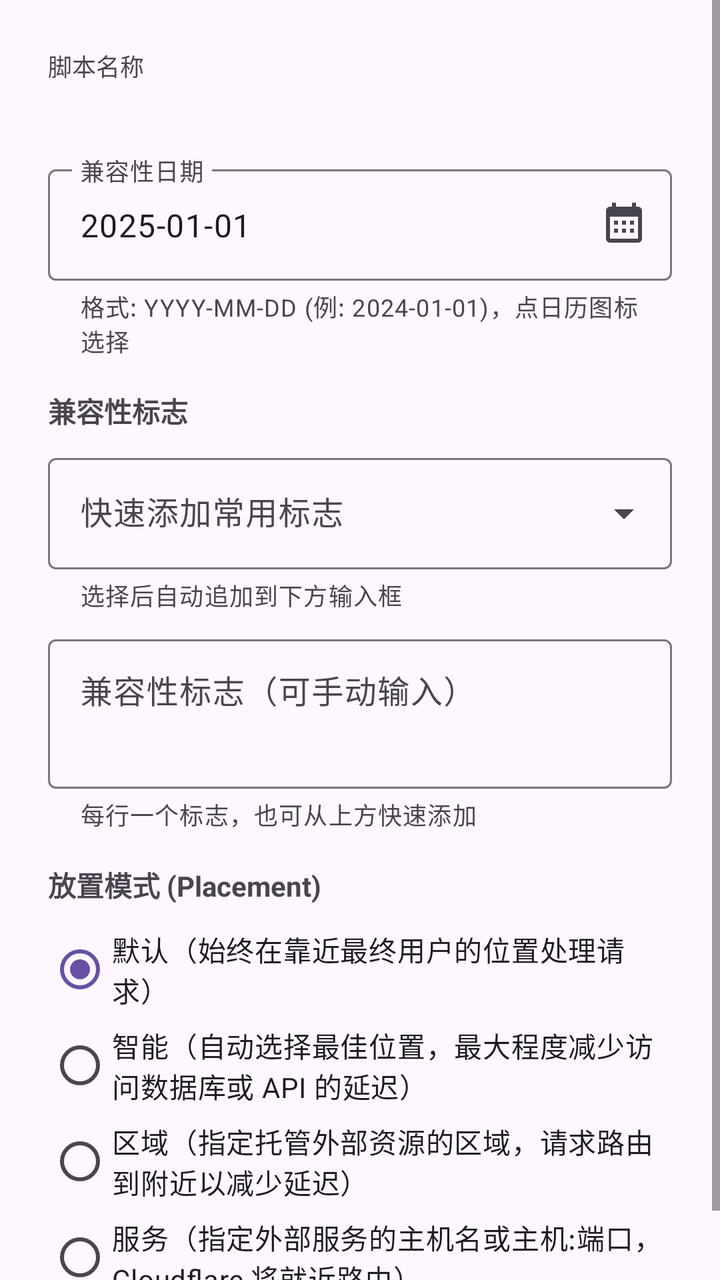
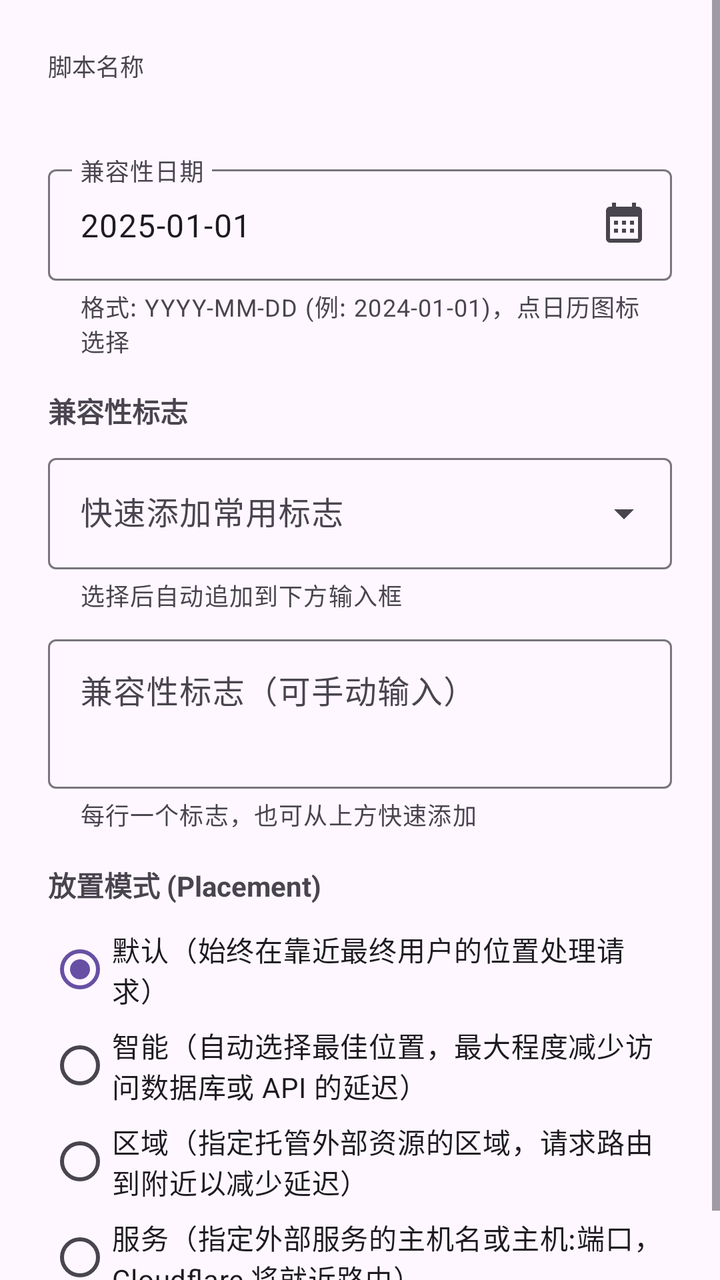

Compare the two renders of this Android layout. The source of the first and the diff that turns it into the second are given below.
<!-- AndroidManifest.xml: application theme AppTheme -->
<!-- res/layout/dialog_worker_runtime_settings.xml -->
<?xml version="1.0" encoding="utf-8"?>
<ScrollView xmlns:android="http://schemas.android.com/apk/res/android"
    xmlns:app="http://schemas.android.com/apk/res-auto"
    android:layout_width="match_parent"
    android:layout_height="wrap_content">

    <LinearLayout
        android:layout_width="match_parent"
        android:layout_height="wrap_content"
        android:orientation="vertical"
        android:padding="24dp">

        <TextView
            android:layout_width="wrap_content"
            android:layout_height="wrap_content"
            android:text="脚本名称"
            android:textSize="12sp"
            android:textColor="?android:textColorSecondary" />

        <TextView
            android:id="@+id/scriptNameText"
            android:layout_width="wrap_content"
            android:layout_height="wrap_content"
            android:textSize="16sp"
            android:textStyle="bold"
            android:layout_marginBottom="16dp" />

        
        <com.google.android.material.textfield.TextInputLayout
            android:id="@+id/dateInputLayout"
            style="@style/Widget.Material3.TextInputLayout.OutlinedBox"
            android:layout_width="match_parent"
            android:layout_height="wrap_content"
            android:hint="兼容性日期"
            app:helperText="格式: YYYY-MM-DD (例: 2024-01-01)，点日历图标选择"
            app:helperTextEnabled="true"
            app:endIconMode="custom"
            app:endIconDrawable="@drawable/ic_calendar">

            <com.google.android.material.textfield.TextInputEditText
                android:id="@+id/compatibilityDateInput"
                android:layout_width="match_parent"
                android:layout_height="wrap_content"
                android:inputType="date"
                android:text="2025-01-01" />
        </com.google.android.material.textfield.TextInputLayout>

        <TextView
            android:layout_width="wrap_content"
            android:layout_height="wrap_content"
            android:text="兼容性标志"
            android:textSize="14sp"
            android:textStyle="bold"
            android:layout_marginTop="16dp"
            android:layout_marginBottom="8dp" />

        <com.google.android.material.textfield.TextInputLayout
            android:id="@+id/flagSuggestionsLayout"
            style="@style/Widget.Material3.TextInputLayout.OutlinedBox.ExposedDropdownMenu"
            android:layout_width="match_parent"
            android:layout_height="wrap_content"
            android:hint="快速添加常用标志"
            app:helperText="选择后自动追加到下方输入框">

            <com.google.android.material.textfield.MaterialAutoCompleteTextView
                android:id="@+id/flagSuggestionsInput"
                android:layout_width="match_parent"
                android:layout_height="wrap_content"
                android:inputType="none" />
        </com.google.android.material.textfield.TextInputLayout>

        <com.google.android.material.textfield.TextInputLayout
            style="@style/Widget.Material3.TextInputLayout.OutlinedBox"
            android:layout_width="match_parent"
            android:layout_height="wrap_content"
            android:layout_marginTop="8dp"
            android:hint="兼容性标志（可手动输入）"
            app:helperText="每行一个标志，也可从上方快速添加"
            app:helperTextEnabled="true">

            <com.google.android.material.textfield.TextInputEditText
                android:id="@+id/compatibilityFlagsInput"
                android:layout_width="match_parent"
                android:layout_height="wrap_content"
                android:inputType="textMultiLine"
                android:minLines="2"
                android:gravity="top" />
        </com.google.android.material.textfield.TextInputLayout>

        
        <TextView
            android:layout_width="wrap_content"
            android:layout_height="wrap_content"
            android:text="放置模式 (Placement)"
            android:textSize="14sp"
            android:textStyle="bold"
            android:layout_marginTop="16dp"
            android:layout_marginBottom="8dp" />

        <RadioGroup
            android:id="@+id/placementModeGroup"
            android:layout_width="match_parent"
            android:layout_height="wrap_content"
            android:orientation="vertical">

            <RadioButton
                android:id="@+id/placementOff"
                android:layout_width="match_parent"
                android:layout_height="wrap_content"
                android:checked="true"
                android:text="默认（始终在靠近最终用户的位置处理请求）" />

            <RadioButton
                android:id="@+id/placementSmart"
                android:layout_width="match_parent"
                android:layout_height="wrap_content"
                android:text="智能（自动选择最佳位置，最大程度减少访问数据库或 API 的延迟）" />

            <RadioButton
                android:id="@+id/placementRegion"
                android:layout_width="match_parent"
                android:layout_height="wrap_content"
                android:text="区域（指定托管外部资源的区域，请求路由到附近以减少延迟）" />

            <RadioButton
                android:id="@+id/placementService"
                android:layout_width="match_parent"
                android:layout_height="wrap_content"
                android:text="服务（指定外部服务的主机名或主机:端口，Cloudflare 将就近路由）" />

        </RadioGroup>

        <com.google.android.material.textfield.TextInputLayout
            android:id="@+id/placementRegionLayout"
            style="@style/Widget.Material3.TextInputLayout.OutlinedBox"
            android:layout_width="match_parent"
            android:layout_height="wrap_content"
            android:layout_marginStart="20dp"
            android:hint="区域代码（如 eu、apac，可选）"
            android:visibility="gone">

            <com.google.android.material.textfield.TextInputEditText
                android:id="@+id/placementRegionInput"
                android:layout_width="match_parent"
                android:layout_height="wrap_content"
                android:inputType="text"
                android:textSize="14sp" />
        </com.google.android.material.textfield.TextInputLayout>

        <com.google.android.material.textfield.TextInputLayout
            android:id="@+id/placementHostLayout"
            style="@style/Widget.Material3.TextInputLayout.OutlinedBox"
            android:layout_width="match_parent"
            android:layout_height="wrap_content"
            android:layout_marginStart="20dp"
            android:hint="主机名或主机:端口（可选）"
            android:visibility="gone">

            <com.google.android.material.textfield.TextInputEditText
                android:id="@+id/placementHostInput"
                android:layout_width="match_parent"
                android:layout_height="wrap_content"
                android:inputType="textUri"
                android:textSize="14sp" />
        </com.google.android.material.textfield.TextInputLayout>

    </LinearLayout>
</ScrollView>
<!-- resources referenced by this layout -->
<resources>
  <style name="AppTheme" parent="Base.AppTheme" />
  <style name="Base.AppTheme" parent="Theme.Material3.DayNight.NoActionBar">
      
      
    </style>
  <!-- unchanged entries left out for length: 1 -->
</resources>

<!-- the commit's change to res/layout/dialog_worker_runtime_settings.xml (unified diff, before → after) -->
@@ -13,7 +13,7 @@
         <TextView
             android:layout_width="wrap_content"
             android:layout_height="wrap_content"
-            android:text="脚本名称"
+            android:text="@string/xml_dialog_worker_runtime_settings"
             android:textSize="12sp"
             android:textColor="?android:textColorSecondary" />
 
@@ -31,8 +31,8 @@
             style="@style/Widget.Material3.TextInputLayout.OutlinedBox"
             android:layout_width="match_parent"
             android:layout_height="wrap_content"
-            android:hint="兼容性日期"
-            app:helperText="格式: YYYY-MM-DD (例: 2024-01-01)，点日历图标选择"
+            android:hint="@string/xml_dialog_worker_runtime_settings_hint"
+            app:helperText="@string/xml_dialog_worker_runtime_settings_helper"
             app:helperTextEnabled="true"
             app:endIconMode="custom"
             app:endIconDrawable="@drawable/ic_calendar">
@@ -48,7 +48,7 @@
         <TextView
             android:layout_width="wrap_content"
             android:layout_height="wrap_content"
-            android:text="兼容性标志"
+            android:text="@string/xml_dialog_worker_runtime_settings_2"
             android:textSize="14sp"
             android:textStyle="bold"
             android:layout_marginTop="16dp"
@@ -59,8 +59,8 @@
             style="@style/Widget.Material3.TextInputLayout.OutlinedBox.ExposedDropdownMenu"
             android:layout_width="match_parent"
             android:layout_height="wrap_content"
-            android:hint="快速添加常用标志"
-            app:helperText="选择后自动追加到下方输入框">
+            android:hint="@string/xml_dialog_worker_runtime_settings_hint_2"
+            app:helperText="@string/xml_dialog_worker_runtime_settings_helper_2">
 
             <com.google.android.material.textfield.MaterialAutoCompleteTextView
                 android:id="@+id/flagSuggestionsInput"
@@ -74,8 +74,8 @@
             android:layout_width="match_parent"
             android:layout_height="wrap_content"
             android:layout_marginTop="8dp"
-            android:hint="兼容性标志（可手动输入）"
-            app:helperText="每行一个标志，也可从上方快速添加"
+            android:hint="@string/xml_dialog_worker_runtime_settings_hint_3"
+            app:helperText="@string/xml_dialog_worker_runtime_settings_helper_3"
             app:helperTextEnabled="true">
 
             <com.google.android.material.textfield.TextInputEditText
@@ -91,7 +91,7 @@
         <TextView
             android:layout_width="wrap_content"
             android:layout_height="wrap_content"
-            android:text="放置模式 (Placement)"
+            android:text="@string/xml_dialog_worker_runtime_settings_3"
             android:textSize="14sp"
             android:textStyle="bold"
             android:layout_marginTop="16dp"
@@ -108,25 +108,25 @@
                 android:layout_width="match_parent"
                 android:layout_height="wrap_content"
                 android:checked="true"
-                android:text="默认（始终在靠近最终用户的位置处理请求）" />
+                android:text="@string/xml_dialog_worker_runtime_settings_4" />
 
             <RadioButton
                 android:id="@+id/placementSmart"
                 android:layout_width="match_parent"
                 android:layout_height="wrap_content"
-                android:text="智能（自动选择最佳位置，最大程度减少访问数据库或 API 的延迟）" />
+                android:text="@string/xml_dialog_worker_runtime_settings_5" />
 
             <RadioButton
                 android:id="@+id/placementRegion"
                 android:layout_width="match_parent"
                 android:layout_height="wrap_content"
-                android:text="区域（指定托管外部资源的区域，请求路由到附近以减少延迟）" />
+                android:text="@string/xml_dialog_worker_runtime_settings_6" />
 
             <RadioButton
                 android:id="@+id/placementService"
                 android:layout_width="match_parent"
                 android:layout_height="wrap_content"
-                android:text="服务（指定外部服务的主机名或主机:端口，Cloudflare 将就近路由）" />
+                android:text="@string/xml_dialog_worker_runtime_settings_7" />
 
         </RadioGroup>
 
@@ -136,7 +136,7 @@
             android:layout_width="match_parent"
             android:layout_height="wrap_content"
             android:layout_marginStart="20dp"
-            android:hint="区域代码（如 eu、apac，可选）"
+            android:hint="@string/xml_dialog_worker_runtime_settings_hint_4"
             android:visibility="gone">
 
             <com.google.android.material.textfield.TextInputEditText
@@ -153,7 +153,7 @@
             android:layout_width="match_parent"
             android:layout_height="wrap_content"
             android:layout_marginStart="20dp"
-            android:hint="主机名或主机:端口（可选）"
+            android:hint="@string/xml_dialog_worker_runtime_settings_hint_5"
             android:visibility="gone">
 
             <com.google.android.material.textfield.TextInputEditText
<!-- resource entries referenced after the edit -->
@@ -1,10 +1,68 @@
 <!-- resources referenced by this layout -->
 <resources>
+  <string name="xml_dialog_worker_runtime_settings">脚本名称</string>
+  <string name="xml_dialog_worker_runtime_settings_2">兼容性标志</string>
+  <string name="xml_dialog_worker_runtime_settings_3">放置模式 (Placement)</string>
+  <string name="xml_dialog_worker_runtime_settings_4">默认（始终在靠近最终用户的位置处理请求）</string>
+  <string name="xml_dialog_worker_runtime_settings_5">智能（自动选择最佳位置，最大程度减少访问数据库或 API 的延迟）</string>
+  <string name="xml_dialog_worker_runtime_settings_6">区域（指定托管外部资源的区域，请求路由到附近以减少延迟）</string>
+  <string name="xml_dialog_worker_runtime_settings_7">服务（指定外部服务的主机名或主机:端口，Cloudflare 将就近路由）</string>
+  <string name="xml_dialog_worker_runtime_settings_helper">格式: YYYY-MM-DD (例: 2024-01-01)，点日历图标选择</string>
+  <string name="xml_dialog_worker_runtime_settings_helper_2">选择后自动追加到下方输入框</string>
+  <string name="xml_dialog_worker_runtime_settings_helper_3">每行一个标志，也可从上方快速添加</string>
+  <string name="xml_dialog_worker_runtime_settings_hint">兼容性日期</string>
+  <string name="xml_dialog_worker_runtime_settings_hint_2">快速添加常用标志</string>
+  <string name="xml_dialog_worker_runtime_settings_hint_3">兼容性标志（可手动输入）</string>
+  <string name="xml_dialog_worker_runtime_settings_hint_4">区域代码（如 eu、apac，可选）</string>
+  <string name="xml_dialog_worker_runtime_settings_hint_5">主机名或主机:端口（可选）</string>
   <style name="AppTheme" parent="Base.AppTheme" />
   <style name="Base.AppTheme" parent="Theme.Material3.DayNight.NoActionBar">
       
       
+  
+      
+      <item name="android:textViewStyle">@style/AppTextView</item>
+      <item name="android:buttonStyle">@style/AppButton</item>
+      <item name="materialButtonStyle">@style/AppMaterialButton</item>
+      <item name="chipStyle">@style/AppChip</item>
     </style>
+  <style name="AppTextView" parent="@android:style/Widget.DeviceDefault.TextView">
+      <item name="android:breakStrategy">simple</item>
+      <item name="android:hyphenationFrequency">full</item>
+      <item name="android:ellipsize">end</item>
+      <item name="android:justificationMode">inter_word</item>
+      <item name="android:textIsSelectable">false</item>
+    </style>
+  <style name="AppButton" parent="Widget.Material3.Button">
+      <item name="android:minHeight">@dimen/app_button_min_height</item>
+      <item name="android:minWidth">@dimen/app_button_min_width</item>
+      <item name="android:maxLines">2</item>
+      <item name="android:ellipsize">end</item>
+      <item name="android:paddingStart">@dimen/app_button_padding_h</item>
+      <item name="android:paddingEnd">@dimen/app_button_padding_h</item>
+      <item name="android:breakStrategy">simple</item>
+      <item name="android:hyphenationFrequency">full</item>
+      <item name="android:textSize">@dimen/app_button_text_size</item>
+    </style>
+  <style name="AppMaterialButton" parent="Widget.Material3.Button">
+      <item name="android:minHeight">@dimen/app_button_min_height</item>
+      <item name="android:minWidth">@dimen/app_button_min_width</item>
+      <item name="android:maxLines">2</item>
+      <item name="android:ellipsize">end</item>
+      <item name="android:paddingStart">@dimen/app_button_padding_h</item>
+      <item name="android:paddingEnd">@dimen/app_button_padding_h</item>
+      <item name="android:breakStrategy">simple</item>
+      <item name="android:hyphenationFrequency">full</item>
+      <item name="android:textAllCaps">false</item>
+      <item name="android:textSize">@dimen/app_button_text_size</item>
+    </style>
+  <style name="AppChip" parent="Widget.Material3.Chip.Assist">
+      <item name="android:textIsSelectable">false</item>
+    </style>
+  <dimen name="app_button_min_height">48dp</dimen>
+  <dimen name="app_button_min_width">112dp</dimen>
+  <dimen name="app_button_padding_h">10dp</dimen>
+  <dimen name="app_button_text_size">13sp</dimen>
   <!-- unchanged entries left out for length: 1 -->
 </resources>
 
